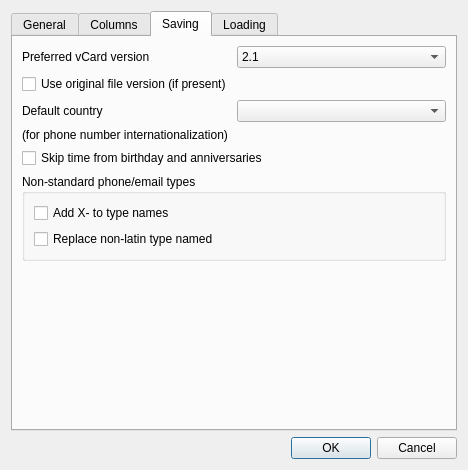
First picture: the form in app/settingsdialog.ui, repository DarkHobbit/doublecontact, before the edit.
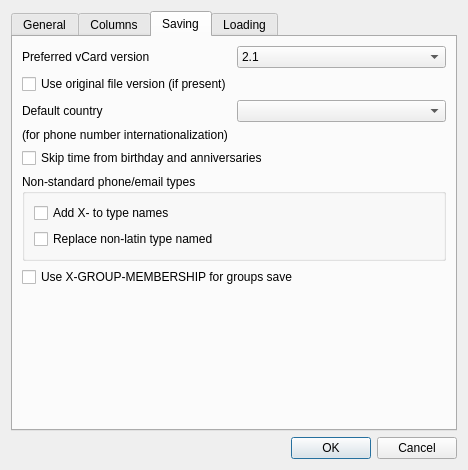
Second picture: the form after the edit. The open tabs and pages were chosen to show the change.

Commit message: X-GROUP-MEMBERSHIP tag support added

```diff
--- a/app/settingsdialog.ui
+++ b/app/settingsdialog.ui
@@ -292,6 +292,13 @@
          </layout>
         </widget>
        </item>
+       <item>
+        <widget class="QCheckBox" name="cbXgr">
+         <property name="text">
+          <string>Use X-GROUP-MEMBERSHIP for groups save</string>
+         </property>
+        </widget>
+       </item>
        <item>
         <spacer name="verticalSpacer">
          <property name="orientation">
```
The commit also changes 16 other files.
